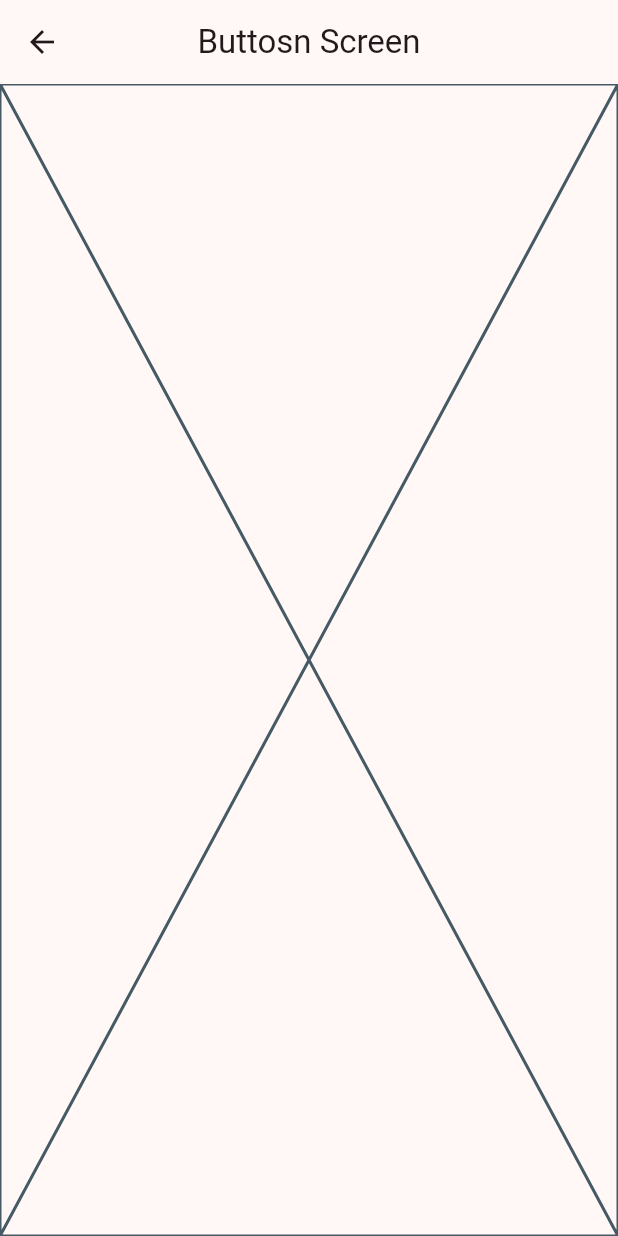
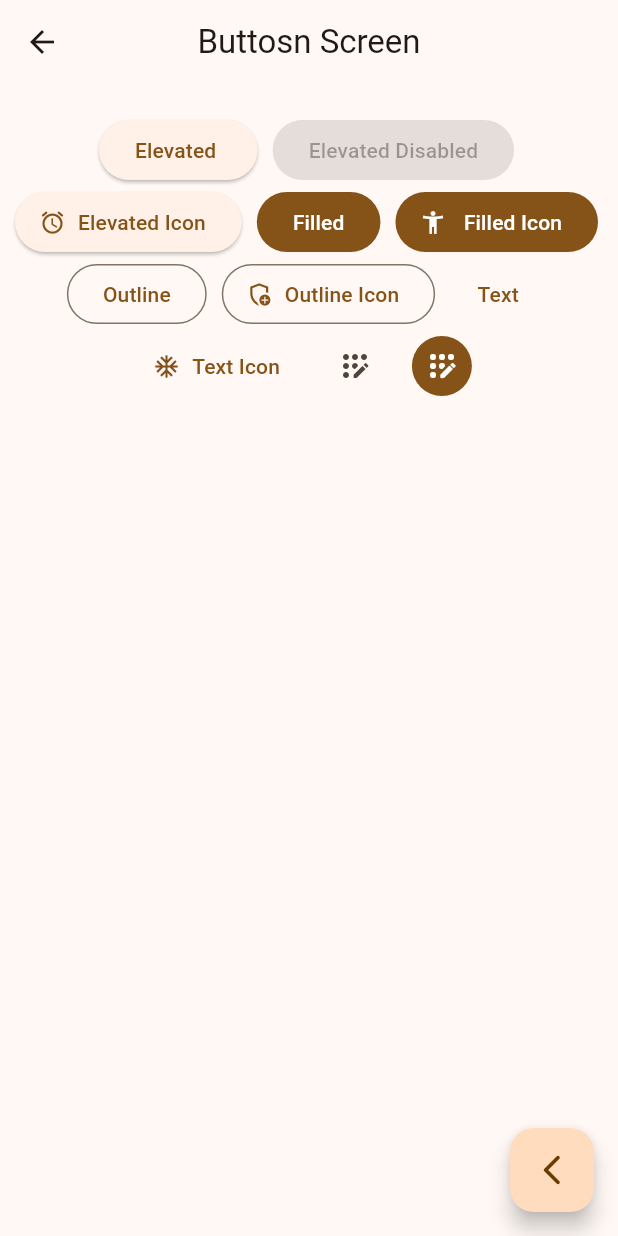
Before and after one commit to KvinBaron/widgestapp, a Flutter app: the screen it shows after launch, after a tap on "Botones", on a phone screen of 412 x 824 dp. Run offline on Flutter 3.47's test engine with Material 2 defaults, Android fonts, the phone set to English and light mode, and no system bars; our stand-ins replace go_router.

Commit message:
Diferentes botones agregados

```diff
--- a/lib/main.dart
+++ b/lib/main.dart
@@ -15,7 +15,7 @@
     return MaterialApp.router(
       routerConfig: appRouter,
     debugShowCheckedModeBanner: false,
-    theme: AppTheme (selectedColor: 6).getTheme(),
+    theme: AppTheme (selectedColor: 4).getTheme(),
 
       );
 
--- a/lib/presentation/screens/buttons/buttons_screen.dart
+++ b/lib/presentation/screens/buttons/buttons_screen.dart
@@ -1,7 +1,8 @@
 import 'package:flutter/material.dart';
+import 'package:go_router/go_router.dart';
 
 class ButtonsScreen extends StatelessWidget {
-static const String name = "buttons_screen" ;
+  static const String name = "buttons_screen";
 
   const ButtonsScreen({super.key});
 
@@ -10,8 +11,60 @@
     return Scaffold(
       appBar: AppBar(
         title: const Text("Buttosn Screen"),
-       ),
-        body : const Placeholder(),
+      ),
+      body: const _ButtonsView(),
+      floatingActionButton: FloatingActionButton(
+        child: const Icon(Icons.arrow_back_ios_new_rounded),
+        onPressed: () {
+          context.pop();
+        },
+      ),
     );
   }
 }
+
+class _ButtonsView extends StatelessWidget {
+  const _ButtonsView();
+
+  @override
+  Widget build(BuildContext context) {
+
+final colors = Theme.of(context).colorScheme;
+
+    return SizedBox(
+        child: Padding(
+      padding: const EdgeInsets.symmetric(horizontal: 10, vertical: 20),
+      child: Wrap(spacing: 10, alignment: WrapAlignment.center, children: [
+        ElevatedButton(onPressed: () {}, child: const Text("Elevated ")),
+        const ElevatedButton(onPressed: null, child: Text("Elevated Disabled")),
+        ElevatedButton.icon(
+            onPressed: () {},
+            icon: const Icon(Icons.access_alarm_rounded),
+            label: const Text("Elevated Icon")),
+        FilledButton(onPressed: () {}, child: const Text("Filled")),
+        FilledButton.icon(
+            onPressed: () {},
+            icon: const Icon(Icons.accessibility_new),
+            label: const Text(" Filled Icon")),
+
+            OutlinedButton(onPressed: (){}, child: const Text("Outline")),
+            OutlinedButton.icon(onPressed: (){}, icon: const Icon(Icons.add_moderator_outlined), label: const Text("Outline Icon")),
+
+            TextButton(onPressed: (){}, child: const Text("Text")),
+            TextButton.icon(onPressed: (){}, icon: const Icon(Icons.ac_unit), label: const Text("Text Icon")),
+
+            IconButton(onPressed: (){}, icon: const Icon(Icons.app_registration_rounded)),
+
+            IconButton(
+              onPressed: (){},
+              icon: const Icon(Icons.app_registration_rounded),
+            style: ButtonStyle(
+              backgroundColor: MaterialStatePropertyAll(colors.primary),
+              iconColor: const MaterialStatePropertyAll(Colors.white)
+
+              ),
+            )
+      ]),
+    ));
+  }
+}
```
